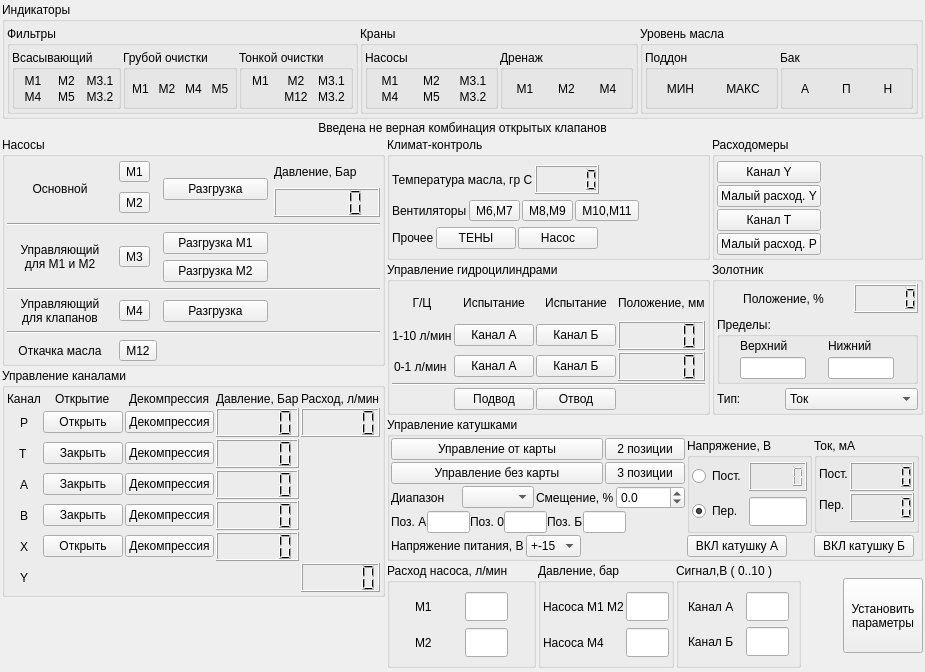
Qt form manual_control.ui (firef0xff/SSHGS01) before a commit.
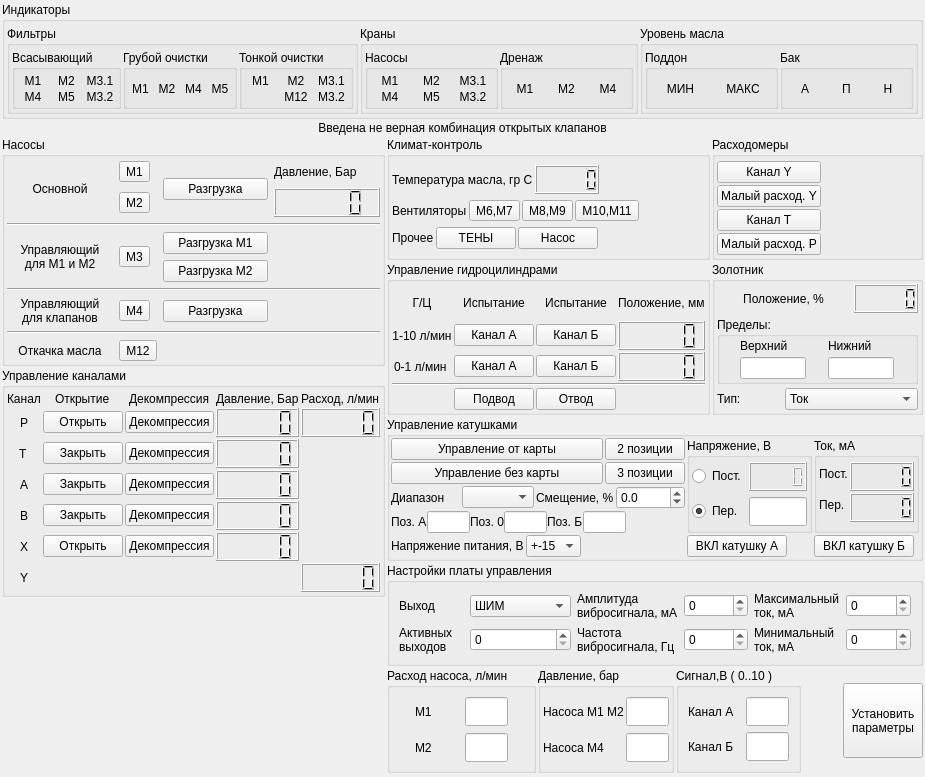
The same form after that commit.

```diff
--- a/manual_control.ui
+++ b/manual_control.ui
@@ -7,7 +7,7 @@
     <x>0</x>
     <y>0</y>
     <width>856</width>
-    <height>613</height>
+    <height>706</height>
    </rect>
   </property>
   <property name="sizePolicy">
@@ -781,7 +781,7 @@
     </layout>
    </item>
    <item row="3" column="1">
-    <layout class="QVBoxLayout" name="verticalLayout_2" stretch="0,0,0">
+    <layout class="QVBoxLayout" name="verticalLayout_2" stretch="0,0,0,0">
      <property name="spacing">
       <number>2</number>
      </property>
@@ -2041,6 +2041,91 @@
        </layout>
       </widget>
      </item>
+     <item>
+      <widget class="QGroupBox" name="CustomBoardControl">
+       <property name="title">
+        <string>Настройки платы управления</string>
+       </property>
+       <layout class="QGridLayout" name="gridLayout_21">
+        <item row="0" column="5">
+         <widget class="QSpinBox" name="MaxAmperage"/>
+        </item>
+        <item row="0" column="3">
+         <widget class="QSpinBox" name="VSigAmpl"/>
+        </item>
+        <item row="0" column="1">
+         <widget class="QComboBox" name="OutputType">
+          <item>
+           <property name="text">
+            <string>ШИМ</string>
+           </property>
+          </item>
+          <item>
+           <property name="text">
+            <string>Сглаженный</string>
+           </property>
+          </item>
+         </widget>
+        </item>
+        <item row="1" column="3">
+         <widget class="QSpinBox" name="VSigFreq"/>
+        </item>
+        <item row="1" column="5">
+         <widget class="QSpinBox" name="MinAmperage"/>
+        </item>
+        <item row="0" column="2">
+         <widget class="QLabel" name="l_v_sig_ampl">
+          <property name="text">
+           <string>Амплитуда
+вибросигнала, мА</string>
+          </property>
+         </widget>
+        </item>
+        <item row="0" column="0">
+         <widget class="QLabel" name="label_31">
+          <property name="text">
+           <string>Выход</string>
+          </property>
+         </widget>
+        </item>
+        <item row="1" column="0">
+         <widget class="QLabel" name="label_32">
+          <property name="text">
+           <string>Активных
+выходов</string>
+          </property>
+         </widget>
+        </item>
+        <item row="1" column="2">
+         <widget class="QLabel" name="label_34">
+          <property name="text">
+           <string>Частота
+вибросигнала, Гц</string>
+          </property>
+         </widget>
+        </item>
+        <item row="1" column="1">
+         <widget class="QSpinBox" name="OutputChannels"/>
+        </item>
+        <item row="0" column="4">
+         <widget class="QLabel" name="l_max_amperage">
+          <property name="text">
+           <string>Максимальный
+ток, мА</string>
+          </property>
+         </widget>
+        </item>
+        <item row="1" column="4">
+         <widget class="QLabel" name="l_min_amperage">
+          <property name="text">
+           <string>Минимальный
+ток, мА</string>
+          </property>
+         </widget>
+        </item>
+       </layout>
+      </widget>
+     </item>
      <item>
       <layout class="QHBoxLayout" name="horizontalLayout_5">
        <property name="topMargin">
```
